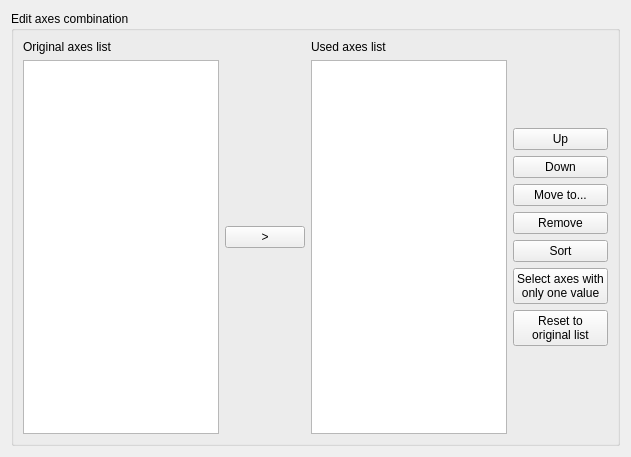
Before: the Qt Designer form libpvguiqt/src/PVAxesCombinationWidget.ui in squey/squey, drawn with Qt 5.
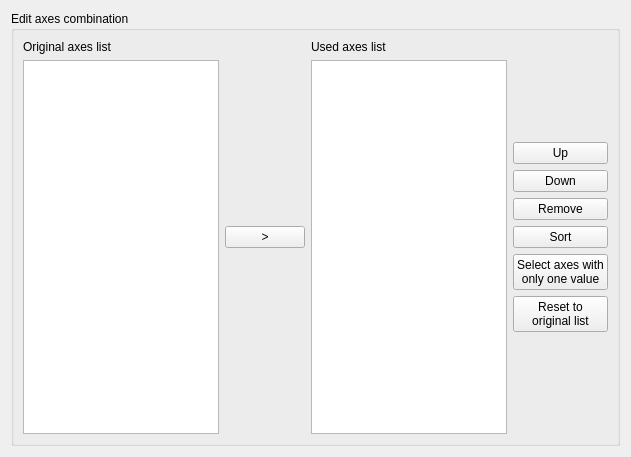
After: the same form once the commit is applied.

Commit message: Update AxesCombination widget and axisCombination API.

```diff
--- a/libpvguiqt/src/PVAxesCombinationWidget.ui
+++ b/libpvguiqt/src/PVAxesCombinationWidget.ui
@@ -123,13 +123,6 @@
             </property>
            </widget>
           </item>
-          <item>
-           <widget class="QPushButton" name="_btn_axis_move">
-            <property name="text">
-             <string>Move to...</string>
-            </property>
-           </widget>
-          </item>
           <item>
            <widget class="QPushButton" name="_btn_axis_remove">
             <property name="text">
```
The commit also changes 7 other files.
